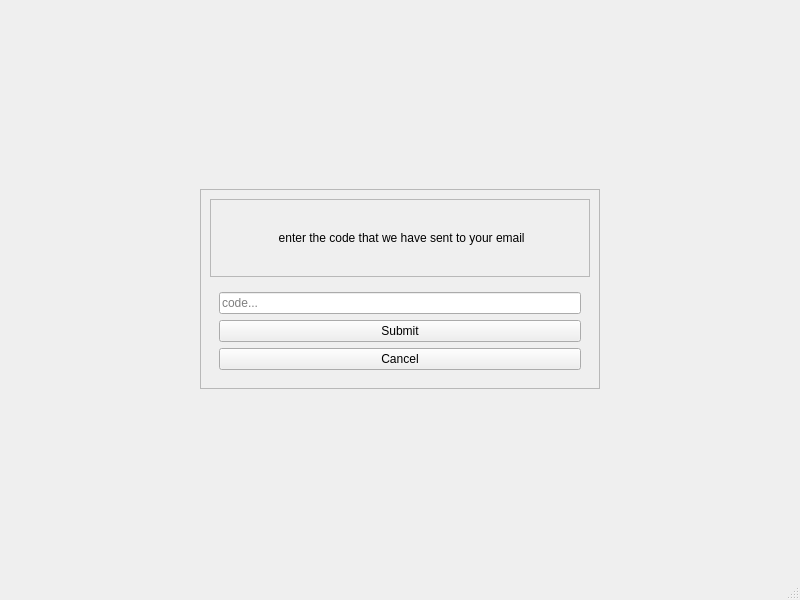
Above: forgotPasswordVerificationCode.ui from Prakash5209/typing_tutor before the change. Below: the same form after it.
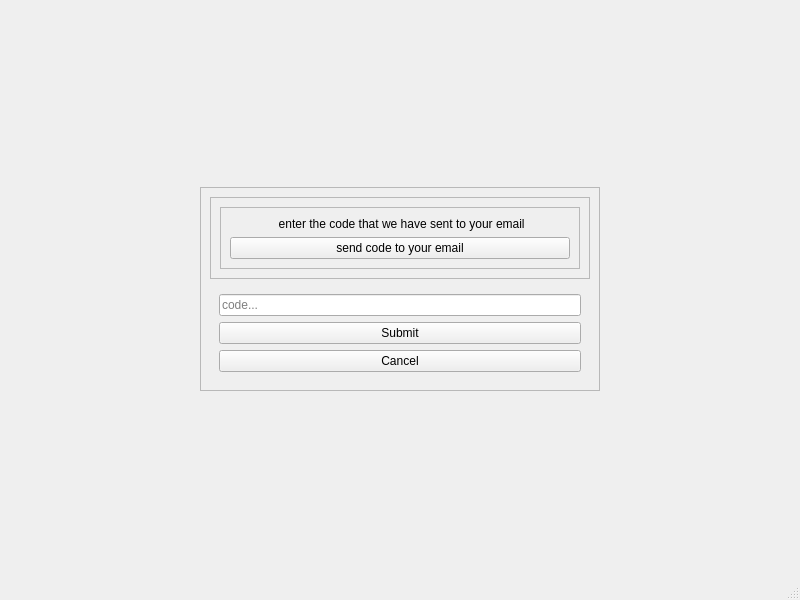
That is the form after the change.

Commit message: password recovery ui updated

Diff of the .ui file:
```diff
--- a/forgotPasswordVerificationCode.ui
+++ b/forgotPasswordVerificationCode.ui
@@ -98,13 +98,32 @@
          </property>
          <layout class="QVBoxLayout" name="verticalLayout">
           <item>
-           <widget class="QLabel" name="label">
-            <property name="text">
-             <string> enter the code that we have sent to your email</string>
+           <widget class="QFrame" name="frame_4">
+            <property name="frameShape">
+             <enum>QFrame::StyledPanel</enum>
             </property>
-            <property name="alignment">
-             <set>Qt::AlignCenter</set>
+            <property name="frameShadow">
+             <enum>QFrame::Raised</enum>
             </property>
+            <layout class="QVBoxLayout" name="verticalLayout_4">
+             <item>
+              <widget class="QLabel" name="label">
+               <property name="text">
+                <string> enter the code that we have sent to your email</string>
+               </property>
+               <property name="alignment">
+                <set>Qt::AlignCenter</set>
+               </property>
+              </widget>
+             </item>
+             <item>
+              <widget class="QPushButton" name="pushButton_2">
+               <property name="text">
+                <string>send code to your email</string>
+               </property>
+              </widget>
+             </item>
+            </layout>
            </widget>
           </item>
          </layout>
```
Left out of the diff: 54 changed lines with no effect on the pictures.
